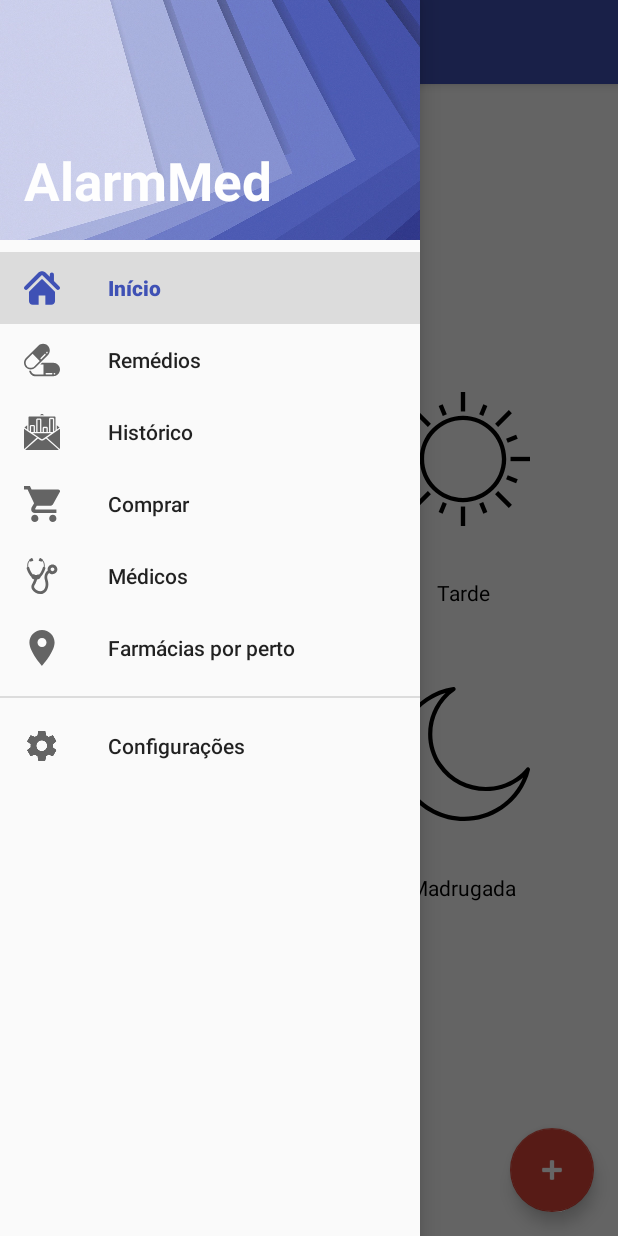
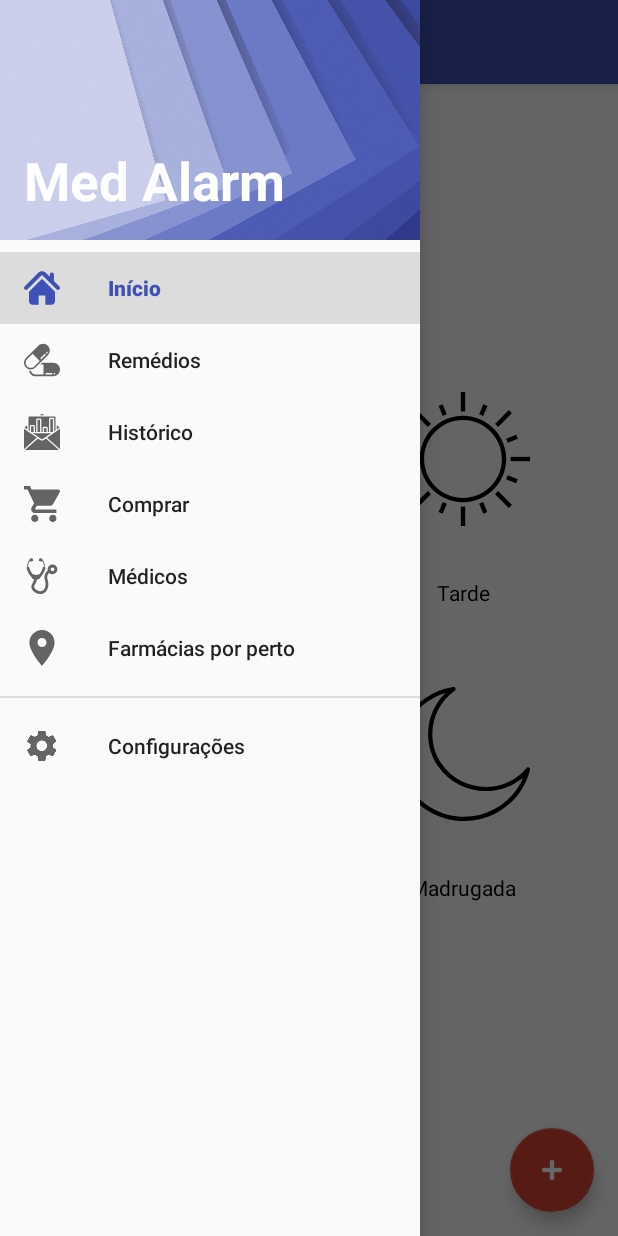
Before and after one commit to thalessn/MedAlarm, an Android app: the screen it shows after launch (MainActivity), with the side drawer open, on a phone screen of 412 x 824 dp. Run offline under Robolectric (Android 15) with nearby library versions, the phone set to English and light mode, and no system bars.

Commit message:
Alterado o nome do projeto para Med Alarm

```diff
--- a/app/src/main/java/com/gmail/thales_silva_nascimento/alarmmed/activity/Email.java
+++ b/app/src/main/java/com/gmail/thales_silva_nascimento/alarmmed/activity/Email.java
@@ -232,7 +232,7 @@ public class Email extends AppCompatActivity {
         /**Logotipo**/
         document.add(Chunk.NEWLINE);
         Font fontlogo = new Font(Font.FontFamily.TIMES_ROMAN, 20, Font.BOLD);
-        Paragraph pLogo = new Paragraph("AlarmMed", fontlogo);
+        Paragraph pLogo = new Paragraph("Med Alarm", fontlogo);
         pLogo.setAlignment(Paragraph.ALIGN_CENTER);
         document.add(pLogo);
         document.add(Chunk.NEWLINE);
--- a/app/src/main/java/com/gmail/thales_silva_nascimento/alarmmed/activity/MainActivity.java
+++ b/app/src/main/java/com/gmail/thales_silva_nascimento/alarmmed/activity/MainActivity.java
@@ -48,7 +48,7 @@ public class MainActivity extends AppCompatActivity
         Toolbar toolbar = (Toolbar) findViewById(R.id.toolbar);
         setSupportActionBar(toolbar);
         getSupportActionBar().setDisplayShowTitleEnabled(true);
-        getSupportActionBar().setTitle("AlarmMed");
+        getSupportActionBar().setTitle("Med Alarm");
 
         //Adiciona o evento onlick no Floating Button (Botão mais da Tela)
         fab = (FloatingActionButton) findViewById(R.id.fab);
--- a/app/src/main/java/com/gmail/thales_silva_nascimento/alarmmed/activity/MedicoDetalhe.java
+++ b/app/src/main/java/com/gmail/thales_silva_nascimento/alarmmed/activity/MedicoDetalhe.java
@@ -52,8 +52,8 @@ public class MedicoDetalhe extends AppCompatActivity {
         Toolbar toolbar = (Toolbar) findViewById(R.id.tbMedicoDetalhe);
         toolbar.setNavigationIcon(R.drawable.ic_menu_arrow_back);
         setSupportActionBar(toolbar);
-        //getSupportActionBar().setDisplayShowTitleEnabled(false);
-        toolbar.setTitle("Histórico");
+        getSupportActionBar().setDisplayShowTitleEnabled(true);
+        getSupportActionBar().setTitle("Med Alarm");
 
         //Onclick no botão de retonar da toolbar
         toolbar.setNavigationOnClickListener(new View.OnClickListener() {
--- a/app/src/main/java/com/gmail/thales_silva_nascimento/alarmmed/fragment/fragInicio.java
+++ b/app/src/main/java/com/gmail/thales_silva_nascimento/alarmmed/fragment/fragInicio.java
@@ -36,7 +36,7 @@ public class fragInicio extends Fragment {
         View view = inflater.inflate(R.layout.fragment_frag_inicio, container, false);
 
         //Altera o título da toolbar
-        ((MainActivity)getActivity()).getSupportActionBar().setTitle("AlarmMed");
+        ((MainActivity)getActivity()).getSupportActionBar().setTitle("Med Alarm");
 
         /**
          * ViewPager
--- a/app/src/main/res/layout/nav_header_main.xml
+++ b/app/src/main/res/layout/nav_header_main.xml
@@ -24,7 +24,7 @@
             android:layout_width="wrap_content"
             android:layout_height="wrap_content"
             android:paddingTop="@dimen/nav_header_vertical_spacing"
-            android:text="AlarmMed"
+            android:text="Med Alarm"
             android:textStyle="bold"
             android:textColor="#ffffff"
             android:textAppearance="@style/TextAppearance.AppCompat.Body1"
--- a/app/src/main/res/values/strings.xml
+++ b/app/src/main/res/values/strings.xml
@@ -1,5 +1,5 @@
 <resources>
-    <string name="app_name">AlarmMed</string>
+    <string name="app_name">Med Alarm</string>
 
     <string name="navigation_drawer_open">Open navigation drawer</string>
     <string name="navigation_drawer_close">Close navigation drawer</string>
--- a/build.gradle
+++ b/build.gradle
@@ -2,8 +2,9 @@
 
 buildscript {
     repositories {
+        google()
         jcenter()
-        google()
+
     }
     dependencies {
         classpath 'com.android.tools.build:gradle:3.1.4'
@@ -15,8 +16,8 @@ buildscript {
 
 allprojects {
     repositories {
+        google()
         jcenter()
-        google()
     }
 }
 
```
